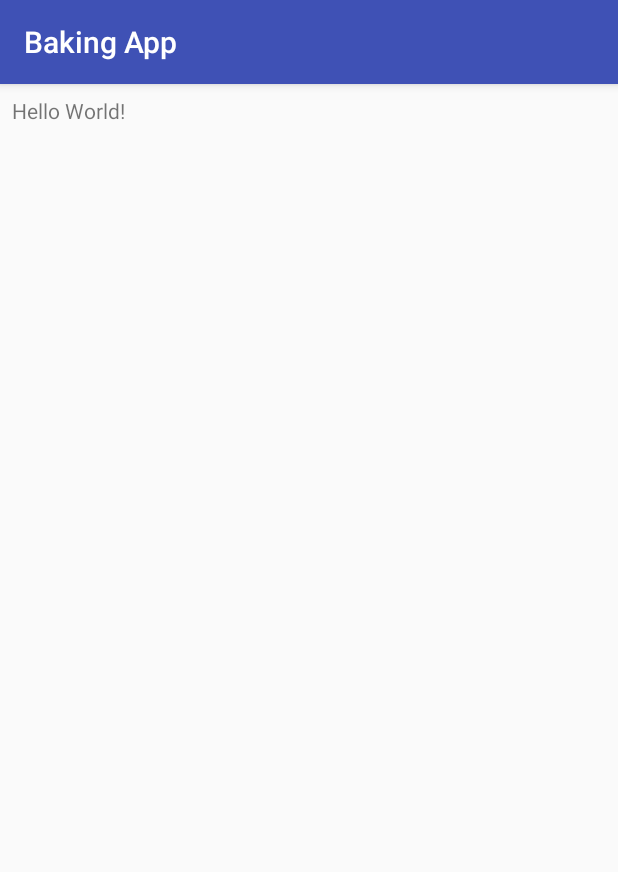
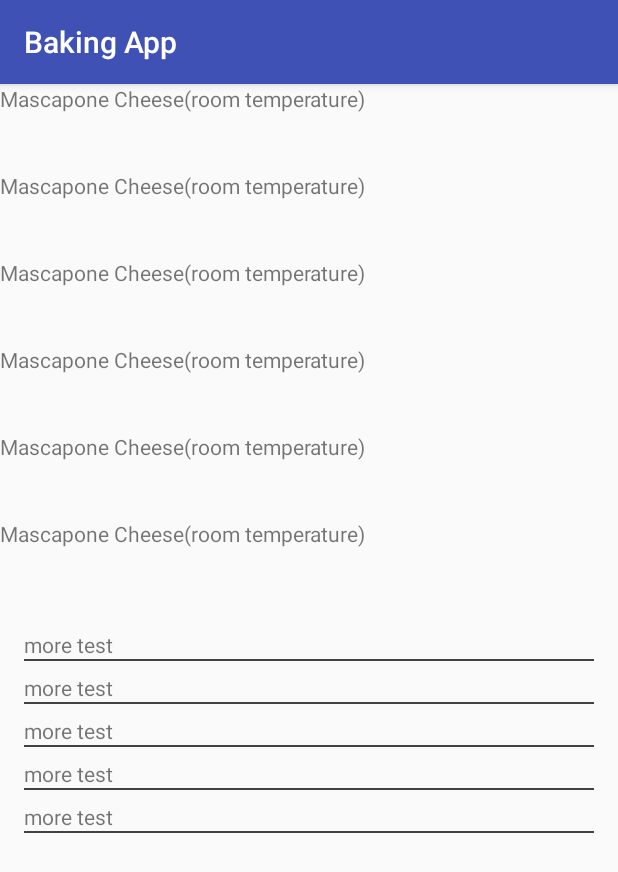
Before and after one commit to todaduc/BakingApp, an Android app: the screen it shows after launch (RecipeDetailActivity), after a tap on "one", on a phone screen of 412 x 824 dp. Shown: the top 872 px of the screen. Run offline under Robolectric (Android 15) with nearby library versions, the phone set to English and light mode, and no system bars.

```diff
--- a/app/build.gradle
+++ b/app/build.gradle
@@ -30,4 +30,5 @@ dependencies {
     compile 'com.jakewharton:butterknife:8.8.1'
     annotationProcessor 'com.jakewharton:butterknife-compiler:8.8.1'
     compile 'com.android.support:cardview-v7:25.3.1'
+    compile 'com.android.support:recyclerview-v7:25.3.1'
 }
--- a/app/src/main/java/com/todaduc/bakingapp/entities/BakingStep.java
+++ b/app/src/main/java/com/todaduc/bakingapp/entities/BakingStep.java
@@ -20,5 +20,23 @@ public class BakingStep {
         this.thumbnailURL = thumbnailURL;
     }
 
+    public int getId() {
+        return id;
+    }
 
+    public String getShortDescription() {
+        return shortDescription;
+    }
+
+    public String getDescription() {
+        return description;
+    }
+
+    public String getVideoUrl() {
+        return videoUrl;
+    }
+
+    public String getThumbnailURL() {
+        return thumbnailURL;
+    }
 }
--- a/app/src/main/java/com/todaduc/bakingapp/entities/Ingredient.java
+++ b/app/src/main/java/com/todaduc/bakingapp/entities/Ingredient.java
@@ -15,4 +15,15 @@ public class Ingredient {
         this.description = description;
     }
 
+    public String getQuantity() {
+        return quantity;
+    }
+
+    public String getMeasure() {
+        return measure;
+    }
+
+    public String getDescription() {
+        return description;
+    }
 }
--- /dev/null
+++ b/app/src/main/java/com/todaduc/bakingapp/ui/IngredientAdapter.java
@@ -0,0 +1,61 @@
+package com.todaduc.bakingapp.ui;
+
+import android.content.Context;
+import android.support.v7.widget.RecyclerView;
+import android.view.LayoutInflater;
+import android.view.View;
+import android.view.ViewGroup;
+import android.widget.TextView;
+
+import com.todaduc.bakingapp.R;
+import com.todaduc.bakingapp.entities.Ingredient;
+
+import java.util.List;
+
+/**
+ * Created by ddjankou on 8/29/2017.
+ */
+
+public class IngredientAdapter extends RecyclerView.Adapter<IngredientAdapter.IngredientHolder>{
+
+    private List<Ingredient> mlistIngredient;
+
+    public IngredientAdapter(List<Ingredient> mlistIngredient) {
+        this.mlistIngredient = mlistIngredient;
+    }
+
+    @Override
+    public IngredientHolder onCreateViewHolder(ViewGroup parent, int viewType) {
+        Context context = parent.getContext();
+        LayoutInflater inflater = LayoutInflater.from(context);
+
+        View view = inflater.inflate(R.layout.ingredient_list_item, parent, false);
+        return new IngredientHolder(view);
+
+    }
+
+    @Override
+    public void onBindViewHolder(IngredientHolder holder, int position) {
+        holder.populate(mlistIngredient.get(position));
+    }
+
+    @Override
+    public int getItemCount() {
+        return mlistIngredient.size();
+    }
+
+    class IngredientHolder extends RecyclerView.ViewHolder{
+        final TextView mIngredientDescription;
+
+        public IngredientHolder(View itemView) {
+            super(itemView);
+            mIngredientDescription = (TextView)itemView.findViewById(R.id.tv_ingredient_desc);
+        }
+
+        public void populate(Ingredient ingredient){
+            itemView.setTag(ingredient);
+            mIngredientDescription.setText(ingredient.getDescription());
+        }
+
+    }
+}
--- a/app/src/main/java/com/todaduc/bakingapp/ui/MainActivity.java
+++ b/app/src/main/java/com/todaduc/bakingapp/ui/MainActivity.java
@@ -3,8 +3,6 @@ package com.todaduc.bakingapp.ui;
 import android.content.Intent;
 import android.support.v7.app.AppCompatActivity;
 import android.os.Bundle;
-import android.widget.Toast;
-
 import com.todaduc.bakingapp.R;
 
 public class MainActivity extends AppCompatActivity implements RecipeListFragment.OnRecipeClickListener {
--- a/app/src/main/java/com/todaduc/bakingapp/ui/RecipeDetailActivity.java
+++ b/app/src/main/java/com/todaduc/bakingapp/ui/RecipeDetailActivity.java
@@ -2,14 +2,44 @@ package com.todaduc.bakingapp.ui;
 
 import android.support.v7.app.AppCompatActivity;
 import android.os.Bundle;
+import android.support.v7.widget.LinearLayoutManager;
+import android.support.v7.widget.RecyclerView;
+import android.widget.Toast;
+import com.todaduc.bakingapp.R;
+import com.todaduc.bakingapp.entities.Ingredient;
+import java.util.ArrayList;
+import java.util.List;
 
-import com.todaduc.bakingapp.R;
+public class RecipeDetailActivity extends AppCompatActivity implements StepListFragment.OnStepClickListener{
 
-public class RecipeDetailActivity extends AppCompatActivity {
+    private RecyclerView mIngredient;
+    List<Ingredient> ingredients = new ArrayList<>();
+
+    {
+        ingredients.add( new Ingredient("500","G","Mascapone Cheese(room temperature)"));
+        ingredients.add( new Ingredient("500","G","Mascapone Cheese(room temperature)"));
+        ingredients.add( new Ingredient("500","G","Mascapone Cheese(room temperature)"));
+        ingredients.add( new Ingredient("500","G","Mascapone Cheese(room temperature)"));
+        ingredients.add( new Ingredient("500","G","Mascapone Cheese(room temperature)"));
+        ingredients.add( new Ingredient("500","G","Mascapone Cheese(room temperature)"));
+    }
+
 
     @Override
     protected void onCreate(Bundle savedInstanceState) {
         super.onCreate(savedInstanceState);
         setContentView(R.layout.activity_recipe_detail);
+
+        mIngredient = (RecyclerView)findViewById(R.id.rv_ingredient);
+        LinearLayoutManager ingredientLayoutManager = new LinearLayoutManager(this);
+        mIngredient.setLayoutManager(ingredientLayoutManager);
+        mIngredient.setHasFixedSize(true);
+        IngredientAdapter ingredientAdapter = new IngredientAdapter(ingredients);
+        mIngredient.setAdapter(ingredientAdapter);
+    }
+
+    @Override
+    public void onStepSelected(int position) {
+        Toast.makeText(RecipeDetailActivity.this,"position clicked" + position,Toast.LENGTH_LONG).show();
     }
 }
--- a/app/src/main/java/com/todaduc/bakingapp/ui/RecipeListAdapter.java
+++ b/app/src/main/java/com/todaduc/bakingapp/ui/RecipeListAdapter.java
@@ -1,19 +1,13 @@
 package com.todaduc.bakingapp.ui;
 
 import android.content.Context;
-import android.nfc.cardemulation.CardEmulation;
-import android.support.v7.widget.CardView;
 import android.view.LayoutInflater;
 import android.view.View;
 import android.view.ViewGroup;
 import android.widget.BaseAdapter;
-import android.widget.EditText;
-import android.widget.GridView;
 import android.widget.TextView;
-
 import com.todaduc.bakingapp.R;
 import com.todaduc.bakingapp.entities.Recipe;
-
 import java.util.List;
 
 /**
--- a/app/src/main/java/com/todaduc/bakingapp/ui/RecipeListFragment.java
+++ b/app/src/main/java/com/todaduc/bakingapp/ui/RecipeListFragment.java
@@ -1,20 +1,15 @@
 package com.todaduc.bakingapp.ui;
 
 import android.content.Context;
-import android.content.Intent;
 import android.os.Bundle;
-import android.support.annotation.Nullable;
 import android.support.v4.app.Fragment;
 import android.view.LayoutInflater;
 import android.view.View;
 import android.view.ViewGroup;
 import android.widget.AdapterView;
 import android.widget.GridView;
-import android.widget.Toast;
-
 import com.todaduc.bakingapp.R;
 import com.todaduc.bakingapp.entities.Recipe;
-
 import java.util.ArrayList;
 import java.util.List;
 
@@ -46,9 +41,9 @@ public class RecipeListFragment extends Fragment {
     public RecipeListFragment() {
     }
 
-    @Nullable
+
     @Override
-    public View onCreateView(LayoutInflater inflater, @Nullable ViewGroup container, @Nullable Bundle savedInstanceState) {
+    public View onCreateView(LayoutInflater inflater, ViewGroup container,  Bundle savedInstanceState) {
 
         final View rootView = inflater.inflate(R.layout.fragment_recipe_list,container, false);
 
--- a/app/src/main/java/com/todaduc/bakingapp/ui/RecipeStepsFragment.java
+++ /dev/null
@@ -1,53 +0,0 @@
-package com.todaduc.bakingapp.ui;
-
-import android.os.Bundle;
-import android.support.annotation.Nullable;
-import android.support.v4.app.Fragment;
-import android.view.LayoutInflater;
-import android.view.View;
-import android.view.ViewGroup;
-import android.widget.GridView;
-import com.todaduc.bakingapp.R;
-import com.todaduc.bakingapp.entities.BakingStep;
-import com.todaduc.bakingapp.entities.Ingredient;
-
-import java.util.ArrayList;
-import java.util.List;
-
-/**
- * Created by ddjankou on 8/24/2017.
- */
-
-public class RecipeStepsFragment extends Fragment {
-    List<Ingredient> ingredients = new ArrayList<>();
-    List<BakingStep> backingSteps = new ArrayList<>();
-
-    {
-        ingredients.add( new Ingredient("500","G","Mascapone Cheese(room temperature)"));
-        ingredients.add( new Ingredient("500","G","Mascapone Cheese(room temperature)"));
-        ingredients.add( new Ingredient("500","G","Mascapone Cheese(room temperature)"));
-        ingredients.add( new Ingredient("500","G","Mascapone Cheese(room temperature)"));
-        ingredients.add( new Ingredient("500","G","Mascapone Cheese(room temperature)"));
-        ingredients.add( new Ingredient("500","G","Mascapone Cheese(room temperature)"));
-        backingSteps.add(new BakingStep(1,"a little test ", "more test","",""));
-        backingSteps.add(new BakingStep(2,"a little test ", "more test","",""));
-        backingSteps.add(new BakingStep(3,"a little test ", "more test","",""));
-        backingSteps.add(new BakingStep(4,"a little test ", "more test","",""));
-        backingSteps.add(new BakingStep(5,"a little test ", "more test","",""));
-
-    }
-
-    public RecipeStepsFragment() {
-    }
-
-    @Nullable
-    @Override
-    public View onCreateView(LayoutInflater inflater, @Nullable ViewGroup container, @Nullable Bundle savedInstanceState) {
-
-        final View rootView = inflater.inflate(R.layout.fragment_recipe_steps,container, false);
-
-       // GridView gridView = (GridView)rootView.findViewById(R.id.recipe_steps_list);
-
-        return rootView;
-    }
-}
--- /dev/null
+++ b/app/src/main/java/com/todaduc/bakingapp/ui/StepListAdapter.java
@@ -0,0 +1,53 @@
+package com.todaduc.bakingapp.ui;
+
+import android.content.Context;
+import android.view.LayoutInflater;
+import android.view.View;
+import android.view.ViewGroup;
+import android.widget.BaseAdapter;
+import android.widget.TextView;
+import com.todaduc.bakingapp.R;
+import com.todaduc.bakingapp.entities.BakingStep;
+import java.util.List;
+
+/**
+ * Created by ddjankou on 8/29/2017.
+ */
+
+public class StepListAdapter  extends BaseAdapter {
+
+    private Context context;
+    private List<BakingStep> bakingStepList;
+
+    public StepListAdapter(Context context, List<BakingStep> bakingStepList) {
+        this.context = context;
+        this.bakingStepList = bakingStepList;
+    }
+
+    @Override
+    public int getCount() {
+        return bakingStepList.size();
+    }
+
+    @Override
+    public Object getItem(int position) {
+        return null;
+    }
+
+    @Override
+    public long getItemId(int position) {
+        return 0;
+    }
+
+    @Override
+    public View getView(int position, View convertView, ViewGroup parent) {
+        if (convertView == null) {
+            LayoutInflater inflater = LayoutInflater.from(context);
+
+            convertView = inflater.inflate(R.layout.fragment_step, parent, false);
+        }
+        ((TextView)convertView.findViewById(R.id.tv_step_description)).setText(bakingStepList.get(position).getDescription());
+        // Set the image resource and return the newly created ImageView
+        return convertView;
+    }
+}
--- /dev/null
+++ b/app/src/main/java/com/todaduc/bakingapp/ui/StepListFragment.java
@@ -0,0 +1,75 @@
+package com.todaduc.bakingapp.ui;
+
+import android.content.Context;
+import android.os.Bundle;
+import android.support.v4.app.Fragment;
+import android.view.LayoutInflater;
+import android.view.View;
+import android.view.ViewGroup;
+import android.widget.AdapterView;
+import android.widget.GridView;
+import com.todaduc.bakingapp.R;
+import com.todaduc.bakingapp.entities.BakingStep;
+import com.todaduc.bakingapp.entities.Ingredient;
+import java.util.ArrayList;
+import java.util.List;
+
+/**
+ * Created by ddjankou on 8/24/2017.
+ */
+
+public class StepListFragment extends Fragment {
+
+    List<BakingStep> backingSteps = new ArrayList<>();
+
+    private OnStepClickListener onStepClick;
+
+    interface OnStepClickListener{
+        void onStepSelected(int position);
+    }
+    {
+
+        backingSteps.add(new BakingStep(1,"a little test ", "more test","",""));
+        backingSteps.add(new BakingStep(2,"a little test ", "more test","",""));
+        backingSteps.add(new BakingStep(3,"a little test ", "more test","",""));
+        backingSteps.add(new BakingStep(4,"a little test ", "more test","",""));
+        backingSteps.add(new BakingStep(5,"a little test ", "more test","",""));
+
+    }
+
+    public StepListFragment() {
+    }
+
+    @Override
+    public View onCreateView(LayoutInflater inflater, ViewGroup container, Bundle savedInstanceState) {
+
+        final View rootView = inflater.inflate(R.layout.fragment_step_list,container, false);
+
+        GridView listStepsView = (GridView)rootView.findViewById(R.id.steps_grid_view);
+
+        StepListAdapter stepListAdapter = new StepListAdapter(getContext(), backingSteps );
+
+        listStepsView.setAdapter(stepListAdapter);
+
+        listStepsView.setOnItemClickListener(new AdapterView.OnItemClickListener() {
+            @Override
+            public void onItemClick(AdapterView<?> parent, View view, int position, long id) {
+                onStepClick.onStepSelected(position);
+            }
+        });
+        return rootView;
+    }
+
+
+
+    @Override
+    public void onAttach(Context context) {
+        super.onAttach(context);
+        try{
+            onStepClick = (OnStepClickListener)context;
+        }catch (ClassCastException e){
+            throw  new ClassCastException(context.toString()+ " must implement OnStepClickListener");
+        }
+
+    }
+}
--- a/app/src/main/java/com/todaduc/bakingapp/ui/StepsDetailActivity.java
+++ b/app/src/main/java/com/todaduc/bakingapp/ui/StepsDetailActivity.java
@@ -2,7 +2,6 @@ package com.todaduc.bakingapp.ui;
 
 import android.os.Bundle;
 import android.support.v7.app.AppCompatActivity;
-
 import com.todaduc.bakingapp.R;
 
 /**
--- a/app/src/main/java/com/todaduc/bakingapp/ui/StepsDetailFragment.java
+++ b/app/src/main/java/com/todaduc/bakingapp/ui/StepsDetailFragment.java
@@ -1,12 +1,10 @@
 package com.todaduc.bakingapp.ui;
 
 import android.os.Bundle;
-import android.support.annotation.Nullable;
 import android.support.v4.app.Fragment;
 import android.view.LayoutInflater;
 import android.view.View;
 import android.view.ViewGroup;
-
 import com.todaduc.bakingapp.R;
 
 /**
@@ -18,9 +16,9 @@ public class StepsDetailFragment extends Fragment {
     public StepsDetailFragment() {
     }
 
-    @Nullable
+
     @Override
-    public View onCreateView(LayoutInflater inflater, @Nullable ViewGroup container, @Nullable Bundle savedInstanceState) {
+    public View onCreateView(LayoutInflater inflater, ViewGroup container, Bundle savedInstanceState) {
 
         final View rootView = inflater.inflate(R.layout.fragment_steps_detail,container, false);
         return rootView;
--- a/app/src/main/res/layout/activity_recipe_detail.xml
+++ b/app/src/main/res/layout/activity_recipe_detail.xml
@@ -1,10 +1,21 @@
 <?xml version="1.0" encoding="utf-8"?>
-<fragment
+<LinearLayout
     xmlns:android="http://schemas.android.com/apk/res/android"
     android:layout_width="match_parent"
     android:layout_height="match_parent"
-    android:name="com.todaduc.bakingapp.ui.RecipeStepsFragment"
-    android:id="@+id/recipe_detail_container"
-    >
+    android:orientation="vertical" >
 
-</fragment>
+    <android.support.v7.widget.RecyclerView
+        android:layout_width="match_parent"
+        android:layout_height="wrap_content"
+        android:id="@+id/rv_ingredient"
+        />
+
+    <fragment
+        android:layout_width="match_parent"
+        android:layout_height="match_parent"
+        android:name="com.todaduc.bakingapp.ui.StepListFragment"
+        android:id="@+id/recipe_detail_container"
+       />
+
+</LinearLayout>
--- a/app/src/main/res/layout/fragment_recipe.xml
+++ b/app/src/main/res/layout/fragment_recipe.xml
@@ -7,7 +7,6 @@
     >
 
     <TextView
-        xmlns:android="http://schemas.android.com/apk/res/android"
         android:layout_margin="8dp"
         android:id="@+id/info_text"
         android:layout_width="match_parent"
--- a/app/src/main/res/layout/fragment_recipe_steps.xml
+++ /dev/null
@@ -1,17 +0,0 @@
-<?xml version="1.0" encoding="utf-8"?>
-<LinearLayout xmlns:android="http://schemas.android.com/apk/res/android"
-    android:orientation="vertical"
-    android:layout_width="match_parent"
-    android:layout_height="match_parent"
-    android:id="@+id/recipe_steps_list"
-    >
-
-    <TextView
-        xmlns:android="http://schemas.android.com/apk/res/android"
-        android:layout_margin="8dp"
-        android:id="@+id/info_text"
-        android:layout_width="match_parent"
-        android:layout_height="match_parent"
-        android:text="Hello World!"
-        />
-</LinearLayout>
--- /dev/null
+++ b/app/src/main/res/layout/fragment_step.xml
@@ -0,0 +1,16 @@
+<?xml version="1.0" encoding="utf-8"?>
+<LinearLayout xmlns:android="http://schemas.android.com/apk/res/android"
+    android:orientation="vertical" android:layout_width="match_parent"
+    android:layout_height="match_parent">
+
+    <TextView
+        android:id="@+id/tv_step_description"
+        android:layout_width="match_parent"
+        android:layout_height="wrap_content"
+        />
+    <View
+        android:layout_width="match_parent"
+        android:layout_height="1dp"
+        android:background="@color/cardview_dark_background"
+        />
+</LinearLayout>
--- /dev/null
+++ b/app/src/main/res/layout/fragment_step_list.xml
@@ -0,0 +1,25 @@
+<?xml version="1.0" encoding="utf-8"?>
+<LinearLayout xmlns:android="http://schemas.android.com/apk/res/android"
+    android:orientation="vertical"
+    android:layout_width="match_parent"
+    android:layout_height="match_parent"
+    android:id="@+id/recipe_steps_list"
+    >
+
+    <GridView
+        android:id="@+id/steps_grid_view"
+        android:layout_width="match_parent"
+        android:layout_height="wrap_content"
+        android:adjustViewBounds="true"
+        android:columnWidth="180dp"
+        android:gravity="center"
+        android:horizontalSpacing="8dp"
+        android:numColumns="1"
+        android:padding="16dp"
+        android:stretchMode="columnWidth"
+        android:verticalSpacing="8dp">
+        >
+
+    </GridView>
+
+</LinearLayout>
--- /dev/null
+++ b/app/src/main/res/layout/ingredient_list_item.xml
@@ -0,0 +1,21 @@
+<?xml version="1.0" encoding="utf-8"?>
+<LinearLayout xmlns:android="http://schemas.android.com/apk/res/android"
+    android:orientation="vertical" android:layout_width="match_parent"
+    android:layout_height="wrap_content">
+
+    <TextView
+        android:id="@+id/tv_ingredient_desc"
+        android:layout_width="match_parent"
+        android:layout_height="wrap_content"
+        />
+    <TextView
+        android:id="@+id/tv_measure"
+        android:layout_width="match_parent"
+        android:layout_height="wrap_content"
+        />
+    <TextView
+        android:id="@+id/tv_quantity"
+        android:layout_width="match_parent"
+        android:layout_height="wrap_content"
+        />
+</LinearLayout>
```
